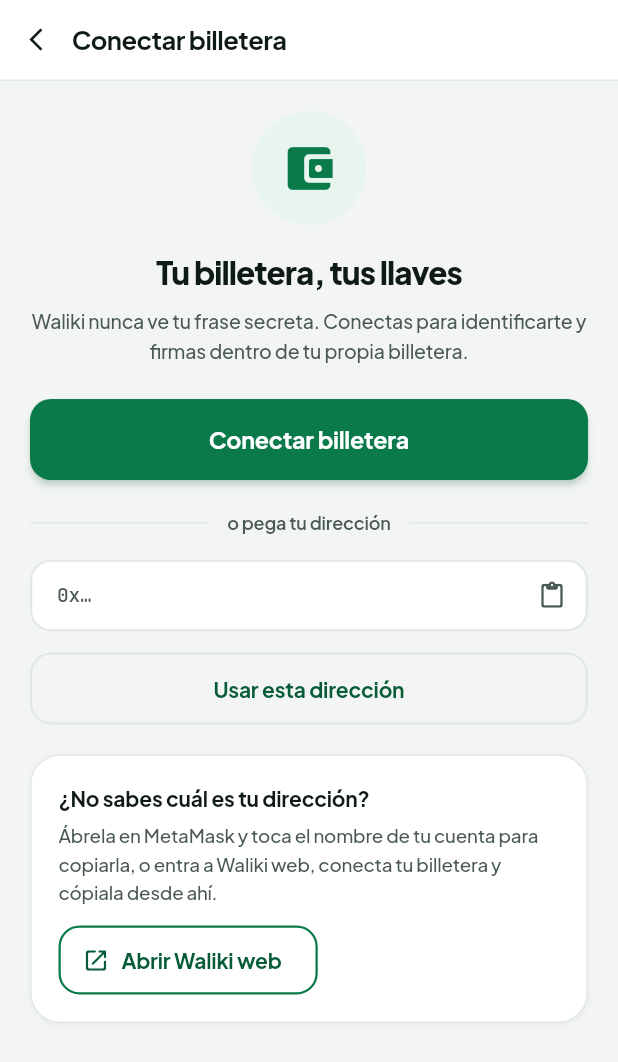
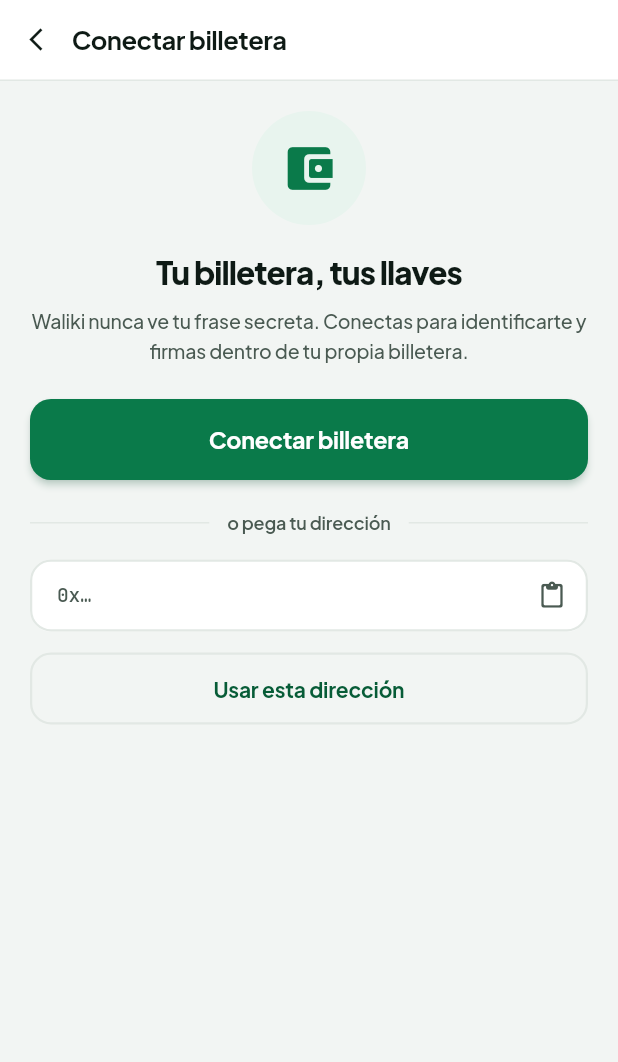
Before and after one commit to SOLUTI0N-TECH/waliki, a Flutter app: the screen it shows after launch, after a tap on "Soy el dueño", on a phone screen of 412 x 824 dp. Shown: the top 1062 px of the screen. Run offline on Flutter 3.47's test engine with Material 3 defaults, Android fonts, the phone set to English and light mode, and no system bars; our stand-ins replace qr_flutter, shared_preferences; missing offline and left inert: reown_appkit.

Commit message:
refactor(app): fuera la tarjeta de ayuda con la direccion
No resolvia nada: le decia al dueno que buscara su direccion en MetaMask para
copiarla a mano, justo debajo del boton que conecta la billetera y la trae solo.

Se van con ella _openWeb y los imports de url_launcher y config, que existian
unicamente para esa tarjeta.

Co-Authored-By: Claude Opus 5 (1M context) <noreply@anthropic.com>

```diff
--- a/app/lib/screens/conectar.dart
+++ b/app/lib/screens/conectar.dart
@@ -1,9 +1,7 @@
 import 'package:flutter/foundation.dart' show kIsWeb;
 import 'package:flutter/material.dart';
 import 'package:flutter/services.dart';
-import 'package:url_launcher/url_launcher.dart';
 
-import '../config.dart';
 import '../session.dart';
 import '../ui.dart';
 import '../wallet.dart';
@@ -72,13 +70,6 @@ class _ConectarScreenState extends State<ConectarScreen> {
         _ctrl.text = text;
         _error = null;
       });
-    }
-  }
-
-  Future<void> _openWeb() async {
-    final uri = Uri.parse('${WalikiConfig.payBaseUrl}/registro');
-    if (!await launchUrl(uri, mode: LaunchMode.externalApplication)) {
-      if (mounted) setState(() => _error = 'No se pudo abrir el navegador.');
     }
   }
 
@@ -305,48 +296,6 @@ class _ConectarScreenState extends State<ConectarScreen> {
                 )
               else
                 PrimaryButton('Conectar', onTap: _busy ? null : _connectPasted),
-              const SizedBox(height: 20),
-              WCard(
-                child: Column(
-                  crossAxisAlignment: CrossAxisAlignment.start,
-                  children: [
-                    Text(
-                      '¿No sabes cuál es tu dirección?',
-                      style: wk(size: 14, weight: 700),
-                    ),
-                    const SizedBox(height: 6),
-                    Text(
-                      'Ábrela en MetaMask y toca el nombre de tu cuenta para copiarla, '
-                      'o entra a Waliki web, conecta tu billetera y cópiala desde ahí.',
-                      style: wk(
-                        size: 12.5,
-                        weight: 500,
-                        color: kInkSoft,
-                        height: 1.5,
-                      ),
-                    ),
-                    const SizedBox(height: 12),
-                    SizedBox(
-                      height: 46,
-                      child: OutlinedButton.icon(
-                        onPressed: _openWeb,
-                        icon: const Icon(Icons.open_in_new_rounded, size: 18),
-                        label: Text(
-                          'Abrir Waliki web',
-                          style: wk(size: 14, weight: 700, color: kBrandInk),
-                        ),
-                        style: OutlinedButton.styleFrom(
-                          foregroundColor: kBrandInk,
-                          side: const BorderSide(color: kBrand, width: 1.5),
-                          shape: RoundedRectangleBorder(
-                            borderRadius: BorderRadius.circular(14),
-                          ),
-                        ),
-                      ),
-                    ),
-                  ],
-                ),
-              ),
             ],
           ),
         ),
```
